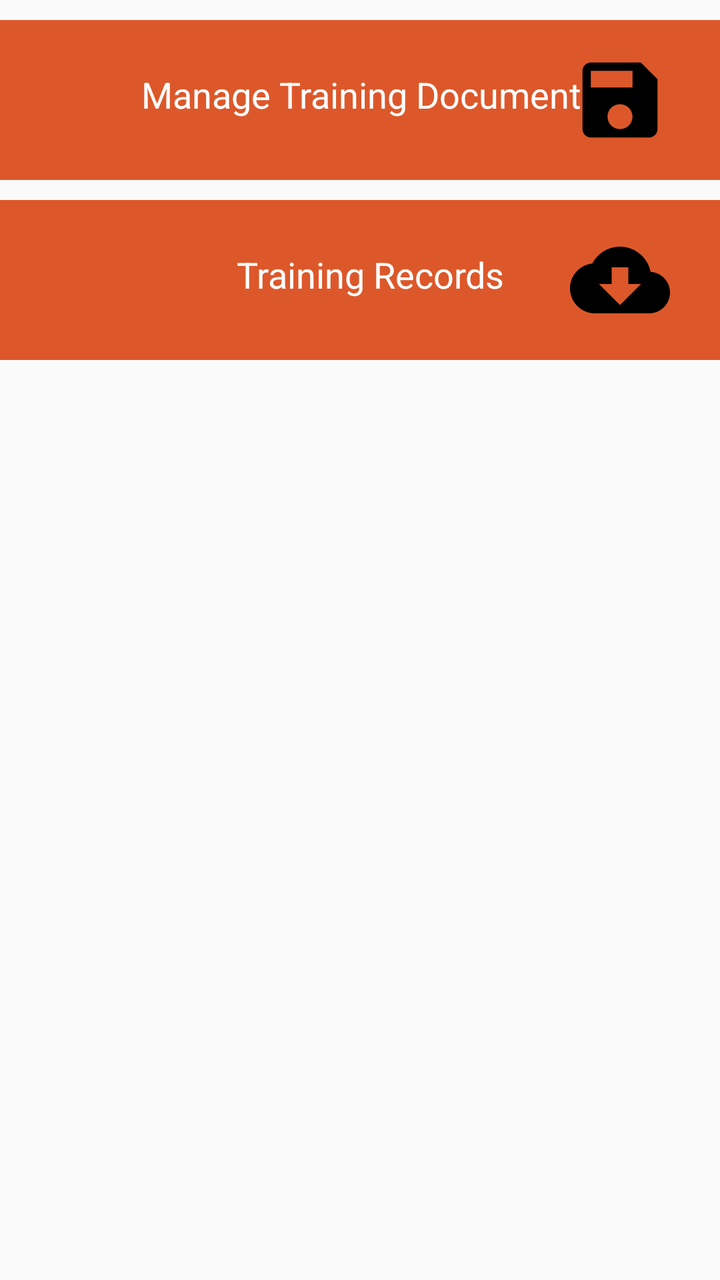
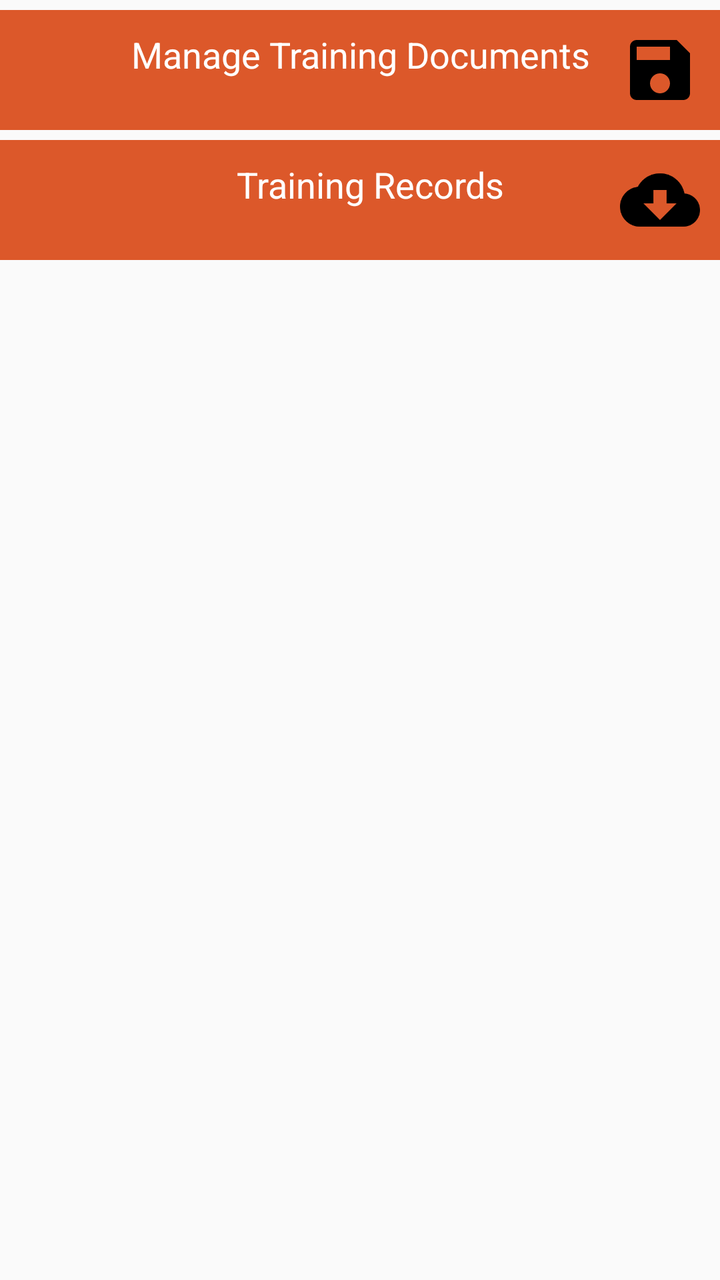

Two renders of the same Android screen: before a commit and after it. Below are the layout's source before the change and the commit's diff.
<!-- AndroidManifest.xml: application theme AppCompactTheme -->
<!-- res/layout/activity_records.xml -->
<?xml version="1.0" encoding="utf-8"?>
<LinearLayout xmlns:android="http://schemas.android.com/apk/res/android"
    xmlns:app="http://schemas.android.com/apk/res-auto"
    xmlns:tools="http://schemas.android.com/tools"
    android:layout_width="match_parent"
    android:layout_height="match_parent"
    android:orientation="vertical"
    tools:context=".Records"
    android:layout_margin="10dp"
    >
    <RelativeLayout
        android:id="@+id/manage_training_btn"
        android:layout_width="wrap_content"
        android:layout_height="80dp"
        android:background="@color/ofis_action_button_background"
        android:layout_marginBottom="10dp"
        android:gravity="center"
        android:paddingLeft="10dp"
        android:layout_marginTop="10dp"
        >
        <TextView
            android:layout_width="match_parent"
            android:layout_height="wrap_content"
            android:text="@string/manage_training_documents"
            android:textAlignment="center"
            android:layout_margin="@dimen/margin_10"
            android:textColor="@color/white"
            android:layout_marginLeft="20dp"
            android:textSize="18sp"
            />
        <ImageView
            android:layout_width="100dp"
            android:layout_height="50dp"
            android:src="@drawable/save"
            android:layout_alignParentRight="true"
            app:tint="@color/white" />
    </RelativeLayout>
    <RelativeLayout
        android:id="@+id/training_records_btn"
        android:layout_width="wrap_content"
        android:layout_height="80dp"
        android:background="@color/ofis_action_button_background"
        android:layout_marginBottom="10dp"
        android:gravity="center"
        android:paddingLeft="10dp"
       >

        <TextView
            android:layout_width="match_parent"
            android:layout_height="wrap_content"
            android:layout_marginStart="@dimen/margin_10"
            android:layout_marginLeft="20dp"
            android:layout_marginTop="@dimen/margin_10"
            android:layout_marginEnd="@dimen/margin_10"
            android:layout_marginBottom="@dimen/margin_10"
            android:text="@string/training_records"
            android:textAlignment="center"
            android:textColor="@color/white"
            android:textSize="18sp" />
        <ImageView
            android:layout_width="100dp"
            android:layout_height="50dp"
            android:src="@drawable/download"
            android:layout_alignParentRight="true"
            app:tint="@color/white"
            />
    </RelativeLayout>

</LinearLayout>
<!-- resources referenced by this layout -->
<resources>
  <color name="ofis_action_button_background">#dc582a</color>
  <color name="white">#FFFFFF</color>
  <dimen name="margin_10">10dp</dimen>
  <!-- drawable download (drawable) -->
  <vector android:height="24dp" android:tint="#000000"
      android:viewportHeight="24" android:viewportWidth="24"
      android:width="24dp" xmlns:android="http://schemas.android.com/apk/res/android">
      <path android:fillColor="@android:color/white" android:pathData="M19.35,10.04C18.67,6.59 15.64,4 12,4 9.11,4 6.6,5.64 5.35,8.04 2.34,8.36 0,10.91 0,14c0,3.31 2.69,6 6,6h13c2.76,0 5,-2.24 5,-5 0,-2.64 -2.05,-4.78 -4.65,-4.96zM17,13l-5,5 -5,-5h3V9h4v4h3z"/>
  </vector>
  <!-- drawable save (drawable) -->
  <vector android:height="24dp" android:tint="#000000"
      android:viewportHeight="24" android:viewportWidth="24"
      android:width="24dp" xmlns:android="http://schemas.android.com/apk/res/android">
      <path android:fillColor="@android:color/white" android:pathData="M17,3L5,3c-1.11,0 -2,0.9 -2,2v14c0,1.1 0.89,2 2,2h14c1.1,0 2,-0.9 2,-2L21,7l-4,-4zM12,19c-1.66,0 -3,-1.34 -3,-3s1.34,-3 3,-3 3,1.34 3,3 -1.34,3 -3,3zM15,9L5,9L5,5h10v4z"/>
  </vector>
  <string name="manage_training_documents">Manage Training Documents</string>
  <string name="training_records">Training Records</string>
  <style name="AppCompactTheme" parent="Theme.AppCompat.Light">
          
          <item name="spinnerStyle">@android:style/Widget.Holo.Light.Spinner</item>
          <item name="android:spinnerItemStyle">@style/SpinnerItem</item>
          <item name="spinnerDropDownItemStyle">@style/SpinnerItem.DropDownItem</item>
          <item name="dropDownListViewStyle">@style/StandardSpinner</item>
  
          <item name="actionBarStyle">@style/AppTheme.ActionBarStyle</item>
          <item name="android:splitMotionEvents">false</item>
          <item name="android:windowEnableSplitTouch">false</item>
  
      </style>
  <style name="SpinnerItem" parent="Widget.AppCompat.TextView.SpinnerItem">
          <item name="android:textColor">@color/ofis_base_font_white</item>
          <item name="android:textSize">@dimen/ofis_spinner_text</item>
      </style>
  <style name="SpinnerItem.DropDownItem" parent="Widget.AppCompat.Light.DropDownItem.Spinner">
          <item name="android:textColor">@color/ofis_text_field</item>
          <item name="background">@color/ofis_spinner_item_background</item>
      </style>
  <style name="StandardSpinner" parent="Widget.AppCompat.ListView.DropDown">
          <item name="android:dividerHeight">@dimen/ofis_spinner_itemseparator</item>
          <item name="divider">@color/ofis_spinner_divider</item>
      </style>
  <style name="AppTheme.ActionBarStyle" parent="Theme.AppCompat.Light">
          <item name="titleTextStyle">@style/AppTheme.ActionBar.TitleTextStyle</item>
      </style>
  <color name="ofis_base_font_white">#ffffff</color>
  <dimen name="ofis_spinner_text">14sp</dimen>
  <color name="ofis_text_field">#DE000000</color>
  <color name="ofis_spinner_item_background">@color/ofis_actionbar_background</color>
  <dimen name="ofis_spinner_itemseparator">1dp</dimen>
  <color name="ofis_spinner_divider">#ff333333</color>
  <style name="AppTheme.ActionBar.TitleTextStyle" parent="android:TextAppearance">
          <item name="android:textSize">@dimen/ofis_large_text</item>
          <item name="android:textStyle">bold</item>
      </style>
  <color name="ofis_actionbar_background">#dddddd</color>
  <dimen name="ofis_large_text">17sp</dimen>
</resources>

<!-- the commit's change to res/layout/activity_records.xml (unified diff, before → after) -->
@@ -6,39 +6,50 @@
     android:layout_height="match_parent"
     android:orientation="vertical"
     tools:context=".Records"
-    android:layout_margin="10dp"
+
     >
     <RelativeLayout
         android:id="@+id/manage_training_btn"
         android:layout_width="wrap_content"
-        android:layout_height="80dp"
+        android:layout_height="wrap_content"
         android:background="@color/ofis_action_button_background"
-        android:layout_marginBottom="10dp"
+        android:layout_marginBottom="5dp"
         android:gravity="center"
-        android:paddingLeft="10dp"
-        android:layout_marginTop="10dp"
+        android:layout_marginTop="5dp"
         >
+
         <TextView
             android:layout_width="match_parent"
             android:layout_height="wrap_content"
+            android:layout_marginStart="@dimen/margin_10"
+            android:layout_marginLeft="20dp"
+            android:layout_marginTop="@dimen/margin_10"
+            android:layout_marginEnd="@dimen/margin_10"
+            android:layout_marginBottom="@dimen/margin_10"
             android:text="@string/manage_training_documents"
             android:textAlignment="center"
+            android:textColor="@color/white"
+            android:textSize="18sp" />
+
+        <ImageView
+            android:layout_width="40dp"
+            android:layout_height="40dp"
+            android:layout_alignParentRight="true"
             android:layout_margin="@dimen/margin_10"
-            android:textColor="@color/white"
-            android:layout_marginLeft="20dp"
-            android:textSize="18sp"
-            />
-        <ImageView
-            android:layout_width="100dp"
-            android:layout_height="50dp"
+            android:layout_marginStart="@dimen/margin_10"
+            android:layout_marginTop="@dimen/margin_10"
+            android:layout_marginEnd="@dimen/margin_10"
+            android:layout_marginBottom="@dimen/margin_10"
+            android:adjustViewBounds="true"
+            android:maxHeight="60dp"
+            android:scaleType="fitCenter"
             android:src="@drawable/save"
-            android:layout_alignParentRight="true"
             app:tint="@color/white" />
     </RelativeLayout>
     <RelativeLayout
         android:id="@+id/training_records_btn"
         android:layout_width="wrap_content"
-        android:layout_height="80dp"
+        android:layout_height="wrap_content"
         android:background="@color/ofis_action_button_background"
         android:layout_marginBottom="10dp"
         android:gravity="center"
@@ -49,7 +60,7 @@
             android:layout_width="match_parent"
             android:layout_height="wrap_content"
             android:layout_marginStart="@dimen/margin_10"
-            android:layout_marginLeft="20dp"
+            android:layout_marginLeft="10dp"
             android:layout_marginTop="@dimen/margin_10"
             android:layout_marginEnd="@dimen/margin_10"
             android:layout_marginBottom="@dimen/margin_10"
@@ -58,8 +69,15 @@
             android:textColor="@color/white"
             android:textSize="18sp" />
         <ImageView
-            android:layout_width="100dp"
-            android:layout_height="50dp"
+            android:layout_width="40dp"
+            android:layout_height="40dp"
+            android:layout_margin="@dimen/margin_10"
+            android:layout_marginStart="@dimen/margin_10"
+            android:layout_marginTop="@dimen/margin_10"
+            android:layout_marginEnd="@dimen/margin_10"
+            android:layout_marginBottom="@dimen/margin_10"
+            android:adjustViewBounds="true"
+            android:maxHeight="60dp"
             android:src="@drawable/download"
             android:layout_alignParentRight="true"
             app:tint="@color/white"
